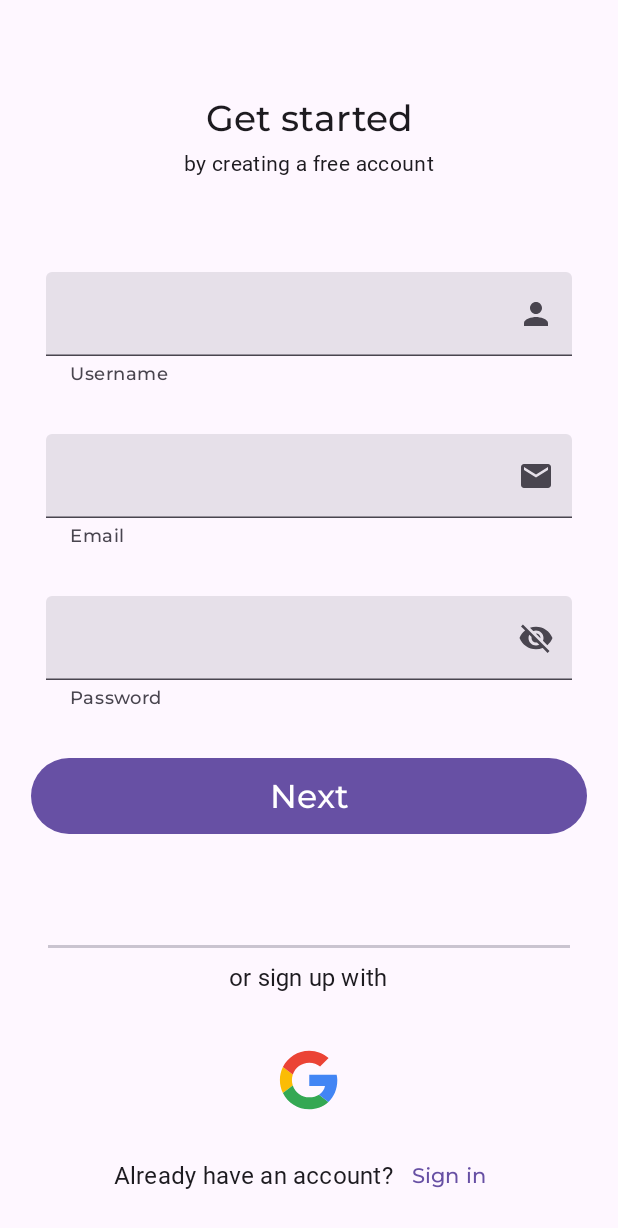
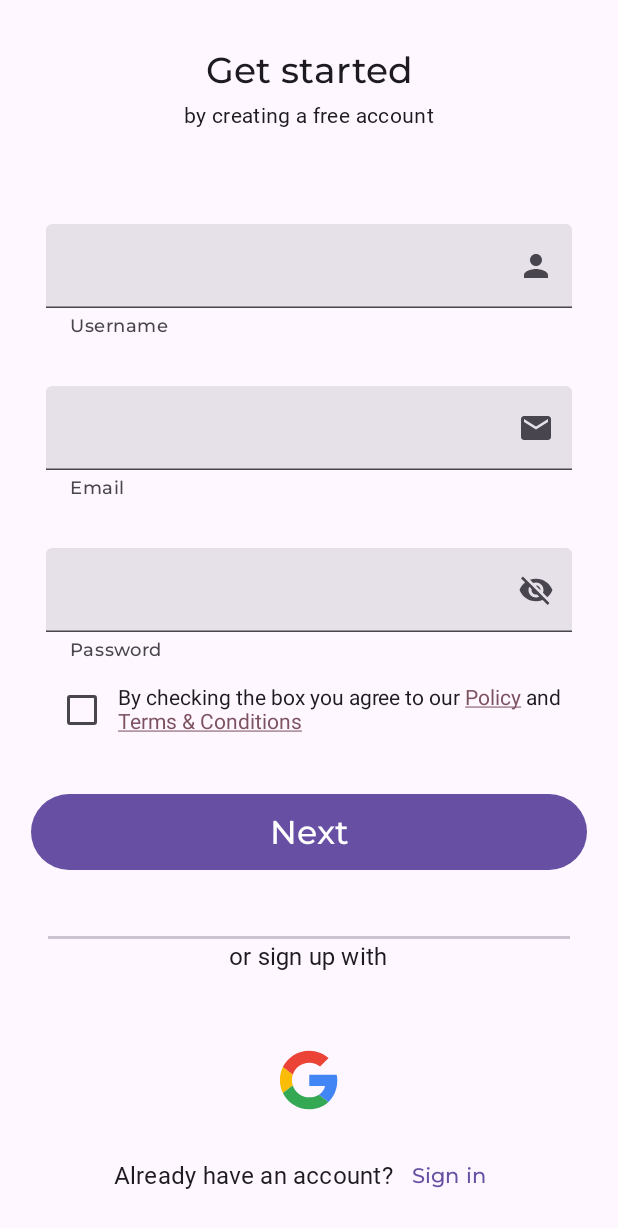
Before and after one commit to vivisekught/SporterApp, an Android app built with Jetpack Compose: the signUp screen opened through its navigation route, on a phone screen of 412 x 824 dp. Shown: the top 1228 px of the screen. Run offline under Robolectric (Android 15) with nearby library versions, the light colour scheme and no system bars; our stand-ins replace Dagger/Hilt's generated code, Firebase (no records; nobody signed in at launch, a user with empty details on screens opened directly), constraintlayout-compose; Roboto replaces fonts that are not available here.

Commit message:
add policy and terms, fix bugs

```diff
--- a/app/src/main/AndroidManifest.xml
+++ b/app/src/main/AndroidManifest.xml
@@ -16,6 +16,7 @@
         <activity
             android:name=".presentation.MainActivity"
             android:exported="true"
+            android:screenOrientation="portrait"
             android:windowSoftInputMode="adjustPan">
             <intent-filter>
                 <action android:name="android.intent.action.MAIN" />
--- a/app/src/main/java/com/graduate/work/sporterapp/data/firebase/auth/FirebaseAuthRepositoryImpl.kt
+++ b/app/src/main/java/com/graduate/work/sporterapp/data/firebase/auth/FirebaseAuthRepositoryImpl.kt
@@ -50,7 +50,6 @@ class FirebaseAuthRepositoryImpl @Inject constructor(
                         }
                     }
             }
-
         } catch (e: Exception) {
             return Response.Failure("Unknown error")
         }
--- a/app/src/main/java/com/graduate/work/sporterapp/features/login/screens/sign_up/screen/SignUpScreen.kt
+++ b/app/src/main/java/com/graduate/work/sporterapp/features/login/screens/sign_up/screen/SignUpScreen.kt
@@ -24,7 +24,6 @@ import androidx.compose.ui.Modifier
 import androidx.compose.ui.platform.LocalContext
 import androidx.compose.ui.res.painterResource
 import androidx.compose.ui.res.stringResource
-import androidx.compose.ui.tooling.preview.Preview
 import androidx.compose.ui.unit.dp
 import androidx.constraintlayout.compose.ConstraintLayout
 import androidx.constraintlayout.compose.Dimension
@@ -33,21 +32,8 @@ import com.graduate.work.sporterapp.features.login.screens.sign_up.vm.SignUpScre
 import com.graduate.work.sporterapp.features.login.ui.EmailTextField
 import com.graduate.work.sporterapp.features.login.ui.LoginIcon
 import com.graduate.work.sporterapp.features.login.ui.PasswordTextField
+import com.graduate.work.sporterapp.features.login.ui.PolicyAndTermsText
 import com.graduate.work.sporterapp.features.login.ui.UserNameTextField
-import com.graduate.work.sporterapp.utils.ui.theme.AppTheme
-
-@Preview(showSystemUi = true)
-@Composable
-fun CustomPreview() {
-    AppTheme {
-        SignUpScreen(
-            uiState = SignUpScreenState(
-                isGoogleAuthError = true,
-            ),
-            event = {}
-        )
-    }
-}
 
 @Composable
 fun SignUpScreen(uiState: SignUpScreenState, event: (SignUpScreenEvent) -> Unit) {
@@ -59,6 +45,7 @@ fun SignUpScreen(uiState: SignUpScreenState, event: (SignUpScreenEvent) -> Unit)
             userNameFieldRef,
             emailFieldRef,
             passwordFieldRef,
+            policyAndTermsTextRef,
             nextButtonRef,
             otherSignInVariantsRef,
             orSignUpWithTextRef,
@@ -79,7 +66,6 @@ fun SignUpScreen(uiState: SignUpScreenState, event: (SignUpScreenEvent) -> Unit)
         ) {
             LinearProgressIndicator()
         }
-
         LaunchedEffect(uiState.isGoogleAuthError, uiState.isEmailAndPasswordError) {
             if (uiState.isGoogleAuthError || uiState.isEmailAndPasswordError) {
                 snackbarHostState.showSnackbar(
@@ -104,7 +90,7 @@ fun SignUpScreen(uiState: SignUpScreenState, event: (SignUpScreenEvent) -> Unit)
             text = stringResource(R.string.get_started),
             modifier = Modifier
                 .constrainAs(getStartedTextRef) {
-                    top.linkTo(parent.top, 64.dp)
+                    top.linkTo(parent.top, 32.dp)
                     centerHorizontallyTo(parent)
                 },
             style = MaterialTheme.typography.headlineSmall
@@ -150,15 +136,31 @@ fun SignUpScreen(uiState: SignUpScreenState, event: (SignUpScreenEvent) -> Unit)
                 width = Dimension.percent(0.85f)
             },
         )
+        PolicyAndTermsText(
+            modifier = Modifier.constrainAs(policyAndTermsTextRef) {
+                top.linkTo(passwordFieldRef.bottom, margin = 8.dp)
+                centerHorizontallyTo(parent)
+                width = Dimension.percent(0.85f)
+            },
+            color = if (uiState.isPolicyAcceptedError) MaterialTheme.colorScheme.error else MaterialTheme.colorScheme.onBackground,
+            checked = uiState.isPolicyAccepted,
+            onCheckedChange = {
+                event(SignUpScreenEvent.OnPolicyAndTermsChanged(it))
+            },
+            onPolicyClick = {
+                event(SignUpScreenEvent.OpenPolicy)
+            },
+            onTermsClick = {
+                event(SignUpScreenEvent.OpenTerms)
+            }
+        )
         Button(
             onClick = {
-                event(
-                    SignUpScreenEvent.SignUpWithEmailAndPassword
-                )
+                event(SignUpScreenEvent.SignUpWithEmailAndPassword)
             },
             enabled = !uiState.isLoading,
             modifier = Modifier.constrainAs(nextButtonRef) {
-                top.linkTo(passwordFieldRef.bottom, margin = 32.dp)
+                top.linkTo(policyAndTermsTextRef.bottom, margin = 32.dp)
                 centerHorizontallyTo(parent)
                 width = Dimension.percent(0.9f)
             }) {
@@ -169,7 +171,7 @@ fun SignUpScreen(uiState: SignUpScreenState, event: (SignUpScreenEvent) -> Unit)
             )
         }
         HorizontalDivider(modifier = Modifier.constrainAs(createRef()) {
-            bottom.linkTo(orSignUpWithTextRef.top, margin = 8.dp)
+            bottom.linkTo(orSignUpWithTextRef.top)
             start.linkTo(parent.start, 32.dp)
             end.linkTo(parent.end, 32.dp)
             width = Dimension.fillToConstraints
@@ -177,7 +179,8 @@ fun SignUpScreen(uiState: SignUpScreenState, event: (SignUpScreenEvent) -> Unit)
         Text(
             text = stringResource(R.string.or_sign_up_with),
             modifier = Modifier.constrainAs(orSignUpWithTextRef) {
-                bottom.linkTo(otherSignInVariantsRef.top, margin = 32.dp)
+                top.linkTo(nextButtonRef.bottom)
+                bottom.linkTo(otherSignInVariantsRef.top)
                 centerHorizontallyTo(parent)
             })
         Row(
--- a/app/src/main/java/com/graduate/work/sporterapp/features/login/screens/sign_up/screen/SignUpScreenEvent.kt
+++ b/app/src/main/java/com/graduate/work/sporterapp/features/login/screens/sign_up/screen/SignUpScreenEvent.kt
@@ -14,4 +14,7 @@ sealed class SignUpScreenEvent {
     data class OnEmailChanged(val email: String) : SignUpScreenEvent()
     data class OnPasswordChanged(val password: String) : SignUpScreenEvent()
     data object ResetGoogleAuthErrorState : SignUpScreenEvent()
+    data object OpenPolicy : SignUpScreenEvent()
+    data object OpenTerms : SignUpScreenEvent()
+    data class OnPolicyAndTermsChanged(val isAgree: Boolean) : SignUpScreenEvent()
 }
--- a/app/src/main/java/com/graduate/work/sporterapp/features/login/ui/AuthUi.kt
+++ b/app/src/main/java/com/graduate/work/sporterapp/features/login/ui/AuthUi.kt
@@ -1,13 +1,17 @@
 package com.graduate.work.sporterapp.features.login.ui
 
+import androidx.compose.foundation.layout.Row
+import androidx.compose.foundation.text.ClickableText
 import androidx.compose.foundation.text.KeyboardOptions
 import androidx.compose.material.icons.Icons
 import androidx.compose.material.icons.filled.Email
 import androidx.compose.material.icons.filled.Person
 import androidx.compose.material.icons.filled.Visibility
 import androidx.compose.material.icons.filled.VisibilityOff
+import androidx.compose.material3.Checkbox
 import androidx.compose.material3.Icon
 import androidx.compose.material3.IconButton
+import androidx.compose.material3.MaterialTheme
 import androidx.compose.material3.Text
 import androidx.compose.material3.TextField
 import androidx.compose.runtime.Composable
@@ -15,14 +19,74 @@ import androidx.compose.runtime.getValue
 import androidx.compose.runtime.mutableStateOf
 import androidx.compose.runtime.saveable.rememberSaveable
 import androidx.compose.runtime.setValue
+import androidx.compose.ui.Alignment
 import androidx.compose.ui.Modifier
 import androidx.compose.ui.graphics.Color
 import androidx.compose.ui.graphics.painter.Painter
 import androidx.compose.ui.res.stringResource
+import androidx.compose.ui.text.SpanStyle
+import androidx.compose.ui.text.buildAnnotatedString
 import androidx.compose.ui.text.input.KeyboardType
 import androidx.compose.ui.text.input.PasswordVisualTransformation
 import androidx.compose.ui.text.input.VisualTransformation
+import androidx.compose.ui.text.style.TextDecoration
+import androidx.compose.ui.text.withStyle
 import com.graduate.work.sporterapp.R
+
+@Composable
+fun PolicyAndTermsText(
+    modifier: Modifier = Modifier,
+    checked: Boolean,
+    color: Color,
+    onCheckedChange: (Boolean) -> Unit,
+    onPolicyClick: () -> Unit,
+    onTermsClick: () -> Unit,
+) {
+    val annotatedString = buildAnnotatedString {
+        withStyle(SpanStyle(color = color)) {
+            append(stringResource(R.string.by_checking_the_box_you_agree_to_our))
+        }
+        pushStringAnnotation(tag = "policy", annotation = "https://google.com/policy")
+        withStyle(
+            style = SpanStyle(
+                textDecoration = TextDecoration.Underline,
+                color = MaterialTheme.colorScheme.tertiary
+            )
+        ) {
+            append("Policy")
+        }
+        pop()
+        withStyle(SpanStyle(color = color)) {
+            append(stringResource(R.string.and))
+        }
+        pushStringAnnotation(tag = "terms", annotation = "https://google.com/terms")
+        withStyle(
+            style = SpanStyle(
+                textDecoration = TextDecoration.Underline,
+                color = MaterialTheme.colorScheme.tertiary
+            )
+        ) {
+            append("Terms & Conditions")
+        }
+        pop()
+    }
+    Row(modifier = modifier, verticalAlignment = Alignment.CenterVertically) {
+        Checkbox(checked = checked, onCheckedChange = onCheckedChange)
+        ClickableText(
+            text = annotatedString,
+            onClick = { offset ->
+                annotatedString.getStringAnnotations(tag = "policy", start = offset, end = offset)
+                    .firstOrNull()?.let {
+                        onPolicyClick()
+                    }
+                annotatedString.getStringAnnotations(tag = "terms", start = offset, end = offset)
+                    .firstOrNull()?.let {
+                        onTermsClick()
+                    }
+            }
+        )
+    }
+}
 
 @Composable
 fun UserNameTextField(
--- a/app/src/main/res/values/strings.xml
+++ b/app/src/main/res/values/strings.xml
@@ -19,4 +19,6 @@
     <string name="username">Username</string>
     <string name="get_started">Get started</string>
     <string name="by_creating_a_free_account">by creating a free account</string>
+    <string name="by_checking_the_box_you_agree_to_our">"By checking the box you agree to our "</string>
+    <string name="and">" and "</string>
 </resources>
```
Also changed, not shown: app/src/main/java/com/graduate/work/sporterapp/features/login/screens/sign_in/vm/SignInViewModel.kt (+6 -1 lines), app/src/main/java/com/graduate/work/sporterapp/features/login/screens/sign_up/SignUpCompleteScreen.kt (+18 -1 lines), app/src/main/java/com/graduate/work/sporterapp/features/login/screens/sign_up/vm/SignUpViewModel.kt (+21 -5 lines), app/src/main/java/com/graduate/work/sporterapp/utils/core/Core.kt (+17 -2 lines).
